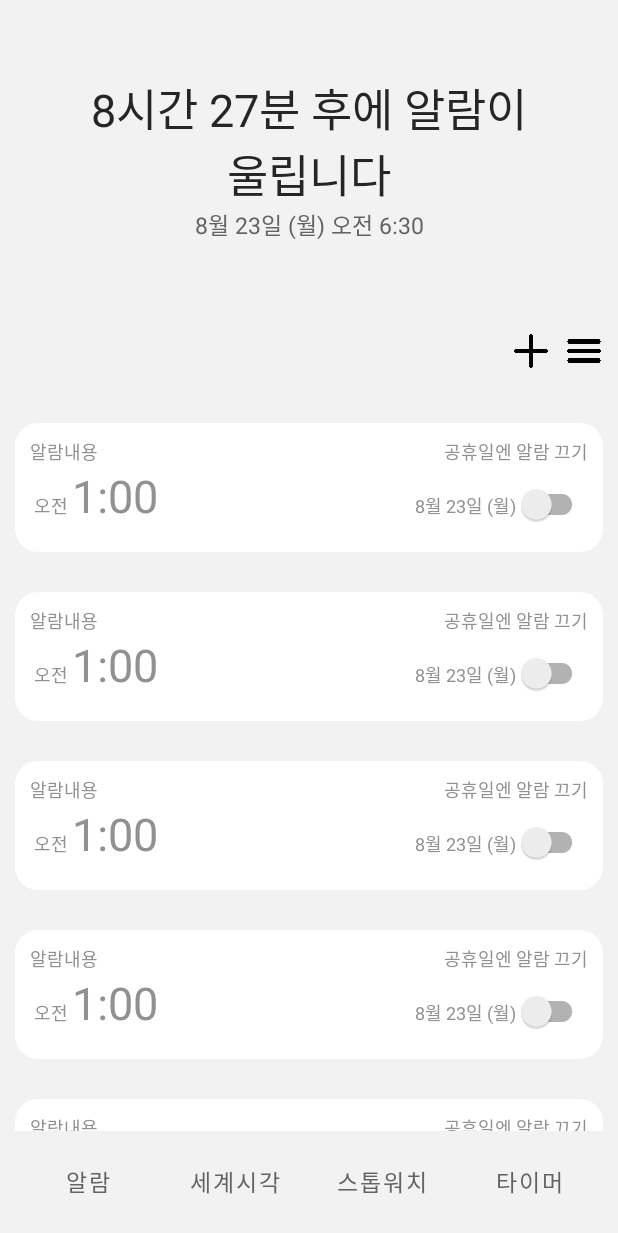
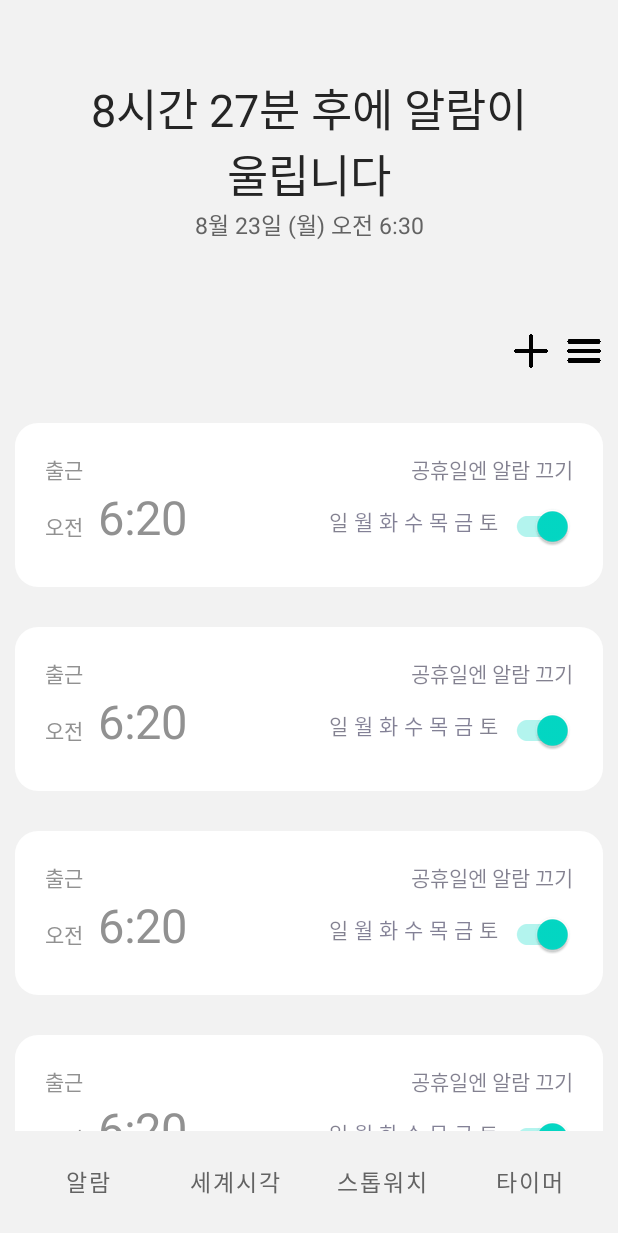
Before and after one commit to Eumji/Clock, an Android app: the screen it shows after launch (MainActivity), on a phone screen of 412 x 824 dp. Shown: the top 1233 px of the screen. Run offline under Robolectric (Android 15) with nearby library versions, the phone set to English and light mode, and no system bars.

Commit message:
alarm recyclerview data binding

```diff
--- a/app/src/main/java/com/eumji/clock/alarm/Alarm.kt
+++ /dev/null
@@ -1,32 +0,0 @@
-package com.eumji.clock.alarm
-
-import android.os.Bundle
-import android.view.View
-import android.widget.Button
-import android.widget.TextView
-import androidx.appcompat.app.AppCompatActivity
-import com.eumji.clock.R
-import org.w3c.dom.Text
-
-class Alarm: AppCompatActivity(){
-
-    override fun onCreate(savedInstanceState: Bundle?) {
-        super.onCreate(savedInstanceState)
-
-        val sun = findViewById<TextView>(R.id.alarm_sun)
-        val mon = findViewById<TextView>(R.id.alarm_mon)
-        val tue = findViewById<TextView>(R.id.alarm_tue)
-        val wed = findViewById<TextView>(R.id.alarm_wed)
-        val thu = findViewById<TextView>(R.id.alarm_thu)
-        val fri = findViewById<TextView>(R.id.alarm_fri)
-        val sat = findViewById<TextView>(R.id.alarm_sat)
-
-        sun.text="일"
-        mon.text="월"
-        tue.text="화"
-        wed.text="수"
-        thu.text="목"
-        fri.text="금"
-        sat.text="토"
-    }
-}
--- a/app/src/main/java/com/eumji/clock/alarm/AlarmFragment.kt
+++ b/app/src/main/java/com/eumji/clock/alarm/AlarmFragment.kt
@@ -11,6 +11,7 @@ import android.widget.Toast
 import androidx.recyclerview.widget.RecyclerView
 import com.eumji.clock.R
 import com.eumji.clock.VerticalItemDecorator
+import com.eumji.clock.data.Alarm
 import com.google.android.material.appbar.AppBarLayout
 import java.lang.IllegalStateException
 import kotlin.math.abs
@@ -58,8 +59,41 @@ class AlarmFragment : Fragment(), View.OnClickListener {
         })
 
         val list = ArrayList<Alarm>()
-        for(i in 1..13){
-            list.add(Alarm())
+        for(i in 1..5){
+            list.add(Alarm(
+                title="출근",
+                holiday = true,
+                convertTime = true,
+                time = "6:20",
+                date = "",
+                day = booleanArrayOf(false, true, true, true, true, true, false),
+                everyDay = false,
+                switch = true
+            ))
+        }
+        for(i in 1..8){
+            list.add(Alarm(
+                title="결제",
+                holiday = false,
+                convertTime = false,
+                time = "11:58",
+                date = "9월 28일 (화)",
+                day = booleanArrayOf(),
+                everyDay = false,
+                switch = true
+            ))
+        }
+        for(i in 1..3){
+            list.add(Alarm(
+                title="영어 단어",
+                holiday = false,
+                convertTime = true,
+                time = "10:00",
+                date = "",
+                day = booleanArrayOf(),
+                everyDay = true,
+                switch = false
+            ))
         }
 
         alarmRecyclerView = view.findViewById(R.id.alarm_recyclerview)
--- a/app/src/main/java/com/eumji/clock/alarm/AlarmRecyclerAdapter.kt
+++ b/app/src/main/java/com/eumji/clock/alarm/AlarmRecyclerAdapter.kt
@@ -1,15 +1,19 @@
 package com.eumji.clock.alarm
 
+import android.annotation.SuppressLint
 import android.content.Intent
 import android.view.LayoutInflater
 import android.view.View
 import android.view.ViewGroup
+import android.widget.LinearLayout
+import android.widget.TextView
 import androidx.core.content.ContextCompat
 import androidx.recyclerview.widget.RecyclerView
 import com.eumji.clock.R
+import com.eumji.clock.data.Alarm
 import java.util.ArrayList
 
-class AlarmRecyclerAdapter(private val items: ArrayList<Alarm>) :
+class AlarmRecyclerAdapter(private val alarms: ArrayList<Alarm>) :
     RecyclerView.Adapter<AlarmRecyclerAdapter.ViewHolder>(){
 
     override fun onCreateViewHolder(parent: ViewGroup, viewType: Int): ViewHolder {
@@ -18,20 +22,74 @@ class AlarmRecyclerAdapter(private val items: ArrayList<Alarm>) :
         return ViewHolder(inflatedView)
     }
 
+    @SuppressLint("ResourceAsColor")
     override fun onBindViewHolder(holder: ViewHolder, position: Int) {
+        alarms[position].let{ alarm->
+            with(holder){
+                alarmTitle.text = alarm.title
+
+                if(alarm.holiday) alarmHoliday.setTextColor(R.color.font)
+                else alarmHoliday.setTextColor(R.color.font2)
+
+                alarmConvertTime.text = if(alarm.convertTime) "오전" else "오후"
+
+                alarmTime.text = alarm.time
+
+                if(alarm.date!="" || alarm.everyDay){
+                    alarmDate.visibility = View.VISIBLE
+                    alarmDay.visibility = View.GONE
+                    alarmHoliday.visibility=View.GONE
+                    alarmDate.text = if(alarm.everyDay) "매일" else alarm.date
+                }
+                else{
+                    alarmDate.visibility = View.GONE
+                    alarmDay.visibility = View.VISIBLE
+                    alarmHoliday.visibility=View.VISIBLE
+
+                    for(i in 0..6){
+                        alarmDayArray[i].text = alarmDayText[i]
+                        if(alarm.day[i]) alarmDayArray[i].setTextColor(R.color.purple)
+                        else alarmDayArray[i].setTextColor(R.color.font2)
+                    }
+                }
+
+                alarmSwitch.isChecked = alarm.switch
+
+            }
+        }
+
         val listener = View.OnClickListener { _ ->
             val intent= Intent(holder.itemView.context, AlarmDetailActivity::class.java)
             ContextCompat.startActivity(holder.itemView.context, intent, null)
         }
-        holder.bind(listener, items[position])
+        holder.bind(listener, alarms[position])
     }
 
-    override fun getItemCount(): Int = items.size
+    override fun getItemCount(): Int = alarms.size
 
     class ViewHolder(private var v: View) : RecyclerView.ViewHolder(v) {
+
+        val alarmTitle: TextView = v.findViewById(R.id.alarm_item_title)
+        val alarmHoliday: TextView = v.findViewById(R.id.alarm_item_holiday)
+        val alarmConvertTime: TextView = v.findViewById(R.id.alarm_item_convert_time)
+        val alarmTime: TextView = v.findViewById(R.id.alarm_item_time)
+        val alarmDate: TextView = v.findViewById(R.id.alarm_item_date)
+        val alarmDay: LinearLayout = v.findViewById(R.id.alarm_item_day)
+        val alarmSwitch: androidx.appcompat.widget.SwitchCompat = v.findViewById(R.id.alarm_item_switch)
+
+        val sun: TextView = v.findViewById(R.id.alarm_sun)
+        val mon: TextView = v.findViewById(R.id.alarm_mon)
+        val tue: TextView = v.findViewById(R.id.alarm_tue)
+        val wed: TextView = v.findViewById(R.id.alarm_wed)
+        val thu: TextView = v.findViewById(R.id.alarm_thu)
+        val fri: TextView = v.findViewById(R.id.alarm_fri)
+        val sat: TextView = v.findViewById(R.id.alarm_sat)
+
+        var alarmDayArray = arrayListOf(sun, mon, tue, wed, thu, fri, sat)
+        var alarmDayText = arrayListOf("일", "월", "화", "수", "목", "금", "토")
+
         fun bind(listener: View.OnClickListener, item: Alarm) {
             v.setOnClickListener(listener)
         }
     }
-
 }
--- /dev/null
+++ b/app/src/main/java/com/eumji/clock/data/Alarm.kt
@@ -0,0 +1,29 @@
+package com.eumji.clock.data
+
+data class Alarm (
+    val title: String,
+    val holiday: Boolean,
+    val convertTime: Boolean,
+    val time: String,
+    val date: String,
+    val day: BooleanArray,
+    val everyDay : Boolean,
+    val switch: Boolean
+) {
+    override fun equals(other: Any?): Boolean {
+        if (this === other) return true
+        if (javaClass != other?.javaClass) return false
+
+        other as Alarm
+
+        if (!day.contentEquals(other.day)) return false
+
+        return true
+    }
+
+    override fun hashCode(): Int {
+        var result = title.hashCode()
+        result = 31 * result + day.contentHashCode()
+        return result
+    }
+}
--- a/app/src/main/res/layout/alarm_day_item.xml
+++ b/app/src/main/res/layout/alarm_day_item.xml
@@ -4,4 +4,5 @@
     android:layout_height="wrap_content"
     android:text="요일"
     android:textColor="@color/font3"
-    android:textSize="@dimen/alarm_text_size" />
+    android:textSize="@dimen/alarm_text_size"
+    android:paddingHorizontal="2dp"/>
--- a/app/src/main/res/layout/alarm_item.xml
+++ b/app/src/main/res/layout/alarm_item.xml
@@ -2,8 +2,8 @@
 <LinearLayout xmlns:android="http://schemas.android.com/apk/res/android"
     android:layout_width="match_parent"
     android:layout_height="wrap_content"
-    android:paddingHorizontal="10dp"
-    android:paddingVertical="10dp"
+    android:paddingHorizontal="20dp"
+    android:paddingVertical="20dp"
     android:orientation="vertical"
     android:background="@drawable/border">
 
@@ -45,7 +45,8 @@
             android:layout_height="wrap_content"
             android:text=" 오전 "
             android:textColor="@color/font3"
-            android:textSize="@dimen/alarm_text_size" />
+            android:textSize="@dimen/alarm_text_size"
+            android:layout_marginEnd="10dp"/>
 
         <TextView
             android:id="@+id/alarm_item_time"
@@ -66,30 +67,47 @@
             android:layout_height="wrap_content"
             android:text="8월 23일 (월)"
             android:textColor="@color/font3"
-            android:textSize="@dimen/alarm_text_size" />
-
+            android:textSize="@dimen/alarm_text_size"
+            android:visibility="gone"
+            android:layout_gravity="center" />
 
         <LinearLayout
             android:id="@+id/alarm_item_day"
             android:layout_width="wrap_content"
             android:layout_height="wrap_content"
             android:orientation="horizontal"
-            android:visibility="gone">
+            android:textSize="@dimen/alarm_text_size"
+            android:visibility="visible"
+            android:layout_gravity="center"
+            android:textStyle="bold">
 
-            <include layout="@layout/alarm_day_item"
-                android:id="@+id/alarm_sun" />
-            <include layout="@layout/alarm_day_item"
-                android:id="@+id/alarm_mon" />
-            <include layout="@layout/alarm_day_item"
-                android:id="@+id/alarm_tue" />
-            <include layout="@layout/alarm_day_item"
-                android:id="@+id/alarm_wed" />
-            <include layout="@layout/alarm_day_item"
-                android:id="@+id/alarm_thu" />
-            <include layout="@layout/alarm_day_item"
-                android:id="@+id/alarm_fri" />
-            <include layout="@layout/alarm_day_item"
-                android:id="@+id/alarm_sat" />
+            <include
+                android:id="@+id/alarm_sun"
+                layout="@layout/alarm_day_item" />
+
+            <include
+                android:id="@+id/alarm_mon"
+                layout="@layout/alarm_day_item" />
+
+            <include
+                android:id="@+id/alarm_tue"
+                layout="@layout/alarm_day_item" />
+
+            <include
+                android:id="@+id/alarm_wed"
+                layout="@layout/alarm_day_item" />
+
+            <include
+                android:id="@+id/alarm_thu"
+                layout="@layout/alarm_day_item" />
+
+            <include
+                android:id="@+id/alarm_fri"
+                layout="@layout/alarm_day_item" />
+
+            <include
+                android:id="@+id/alarm_sat"
+                layout="@layout/alarm_day_item" />
         </LinearLayout>
 
         <androidx.appcompat.widget.SwitchCompat
--- a/app/src/main/res/values/colors.xml
+++ b/app/src/main/res/values/colors.xml
@@ -13,4 +13,5 @@
     <color name="font2">#FF636363</color>
     <color name="font3">#FF919191</color>
     <color name="switch_on">#FF8587FE</color>
+    <color name="purple">#FF6063F0</color>
 </resources>
--- a/app/src/main/res/values/dimens.xml
+++ b/app/src/main/res/values/dimens.xml
@@ -1,9 +1,9 @@
 <?xml version="1.0" encoding="utf-8"?>
 <resources>
     <dimen name="button_text_size">15sp</dimen>
-    <dimen name="alarm_small_text_size">10sp</dimen>
-    <dimen name="alarm_text_size">12sp</dimen>
-    <dimen name="alarm_big_text_size">30sp</dimen>
+    <dimen name="alarm_small_text_size">12sp</dimen>
+    <dimen name="alarm_text_size">14sp</dimen>
+    <dimen name="alarm_big_text_size">31sp</dimen>
     <dimen name="alarm_detail_small_text_size">11sp</dimen>
     <dimen name="alarm_detail_text_size">18sp</dimen>
     <dimen name="alarm_detail_big_text_size">30sp</dimen>
```
Lines whose indentation alone changed are shown as unchanged.
